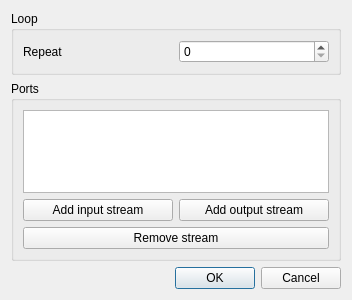
Old version of the form src/DynaMind-BasicModules/guicontainergroup.ui in the repository iut-ibk/DynaMind-ToolBox.
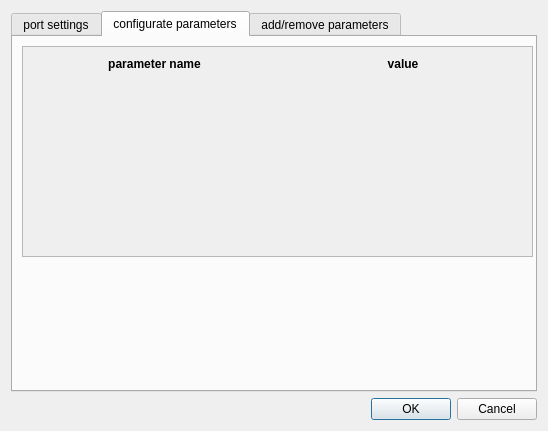
New version of the form.

Commit message: first version of group container with params

Patch:
```diff
--- a/src/DynaMind-BasicModules/guicontainergroup.ui
+++ b/src/DynaMind-BasicModules/guicontainergroup.ui
@@ -6,8 +6,8 @@
    <rect>
     <x>0</x>
     <y>0</y>
-    <width>352</width>
-    <height>300</height>
+    <width>548</width>
+    <height>431</height>
    </rect>
   </property>
   <property name="windowTitle">
@@ -15,26 +15,23 @@
   </property>
   <layout class="QVBoxLayout" name="verticalLayout">
    <item>
-    <widget class="QGroupBox" name="groupBox_2">
-     <property name="title">
-      <string>Loop</string>
+    <widget class="QTabWidget" name="tabWidget">
+     <property name="currentIndex">
+      <number>1</number>
      </property>
-     <layout class="QHBoxLayout" name="horizontalLayout">
-      <item>
-       <widget class="QLabel" name="label">
-        <property name="text">
-         <string>Repeat</string>
-        </property>
-       </widget>
-      </item>
-      <item>
-       <widget class="QSpinBox" name="repeats"/>
-      </item>
-     </layout>
-    </widget>
-   </item>
-   <item>
+     <widget class="QWidget" name="tab">
+      <attribute name="title">
+       <string>port settings</string>
+      </attribute>
     <widget class="QGroupBox" name="groupBox">
+       <property name="geometry">
+        <rect>
+         <x>0</x>
+         <y>10</y>
+         <width>334</width>
+         <height>204</height>
+        </rect>
+       </property>
      <property name="title">
       <string>Ports</string>
      </property>
@@ -65,6 +62,163 @@
       </item>
      </layout>
     </widget>
+     </widget>
+     <widget class="QWidget" name="tab_4">
+      <attribute name="title">
+       <string>configurate parameters</string>
+      </attribute>
+      <widget class="QScrollArea" name="scrollArea">
+       <property name="geometry">
+        <rect>
+         <x>9</x>
+         <y>9</y>
+         <width>511</width>
+         <height>211</height>
+        </rect>
+       </property>
+       <property name="widgetResizable">
+        <bool>true</bool>
+       </property>
+       <widget class="QWidget" name="scrollAreaWidgetContents">
+        <property name="geometry">
+         <rect>
+          <x>0</x>
+          <y>0</y>
+          <width>509</width>
+          <height>209</height>
+         </rect>
+        </property>
+        <widget class="QWidget" name="gridLayoutWidget">
+         <property name="geometry">
+          <rect>
+           <x>10</x>
+           <y>10</y>
+           <width>491</width>
+           <height>191</height>
+          </rect>
+         </property>
+         <layout class="QGridLayout" name="configParamArea" rowstretch="0">
+          <property name="verticalSpacing">
+           <number>6</number>
+          </property>
+          <item row="0" column="0">
+           <widget class="QLabel" name="label_4">
+            <property name="font">
+             <font>
+              <weight>75</weight>
+              <bold>true</bold>
+             </font>
+            </property>
+            <property name="text">
+             <string>parameter name</string>
+            </property>
+            <property name="alignment">
+             <set>Qt::AlignHCenter|Qt::AlignTop</set>
+            </property>
+           </widget>
+          </item>
+          <item row="0" column="1">
+           <widget class="QLabel" name="label_5">
+            <property name="font">
+             <font>
+              <weight>75</weight>
+              <bold>true</bold>
+             </font>
+            </property>
+            <property name="text">
+             <string>value</string>
+            </property>
+            <property name="textFormat">
+             <enum>Qt::AutoText</enum>
+            </property>
+            <property name="alignment">
+             <set>Qt::AlignHCenter|Qt::AlignTop</set>
+            </property>
+           </widget>
+          </item>
+         </layout>
+        </widget>
+       </widget>
+      </widget>
+     </widget>
+     <widget class="QWidget" name="tab_3">
+      <attribute name="title">
+       <string>add/remove parameters</string>
+      </attribute>
+      <widget class="QWidget" name="horizontalLayoutWidget">
+       <property name="geometry">
+        <rect>
+         <x>0</x>
+         <y>20</y>
+         <width>521</width>
+         <height>331</height>
+        </rect>
+       </property>
+       <layout class="QGridLayout" name="gridLayout_2">
+        <item row="1" column="0">
+         <widget class="QListWidget" name="availableParameters"/>
+        </item>
+        <item row="1" column="1">
+         <widget class="QListWidget" name="selectedParameters"/>
+        </item>
+        <item row="2" column="0">
+         <widget class="QPushButton" name="addParameter">
+          <property name="text">
+           <string>add parameter &gt;&gt;</string>
+          </property>
+         </widget>
+        </item>
+        <item row="2" column="1">
+         <widget class="QPushButton" name="rmParameter">
+          <property name="text">
+           <string>&lt;&lt; remove parameter</string>
+          </property>
+         </widget>
+        </item>
+        <item row="0" column="0">
+         <widget class="QLabel" name="label">
+          <property name="text">
+           <string>available parameters</string>
+          </property>
+         </widget>
+        </item>
+        <item row="0" column="1">
+         <widget class="QLabel" name="label_2">
+          <property name="text">
+           <string>selected parameters</string>
+          </property>
+         </widget>
+        </item>
+        <item row="3" column="1">
+         <widget class="QGroupBox" name="groupBox_2">
+          <property name="title">
+           <string>configure parameter</string>
+          </property>
+          <layout class="QVBoxLayout" name="verticalLayout_2">
+           <item>
+            <widget class="QLabel" name="label_3">
+             <property name="text">
+              <string>rename</string>
+             </property>
+            </widget>
+           </item>
+           <item>
+            <widget class="QLineEdit" name="editParamName">
+             <property name="enabled">
+              <bool>false</bool>
+             </property>
+             <property name="readOnly">
+              <bool>false</bool>
+             </property>
+            </widget>
+           </item>
+          </layout>
+         </widget>
+        </item>
+       </layout>
+      </widget>
+     </widget>
+    </widget>
    </item>
    <item>
     <widget class="QDialogButtonBox" name="buttonBox">
```
Left out of the diff: 8 changed lines with no effect on the pictures. Lines whose indentation alone changed are shown as unchanged. The commit also changes 2 other files.
